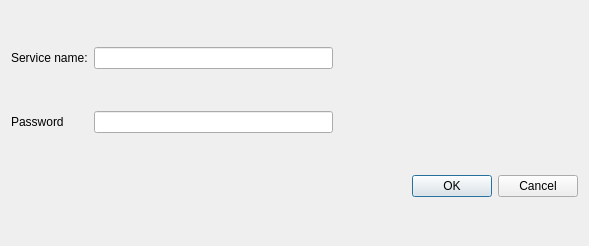
Above: src/ui/add.ui from BorekZnovustvoritel/PasswordManagerPoC before the change. Below: the same form after it.
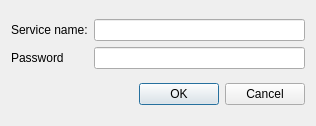
That is the form after the change.

Commit message: Some UI changes. Also special symbols input is now filtered.

```diff
--- a/src/ui/add.ui
+++ b/src/ui/add.ui
@@ -9,27 +9,16 @@
             <rect>
                 <x>0</x>
                 <y>0</y>
-                <width>589</width>
-                <height>246</height>
+                <width>316</width>
+                <height>126</height>
             </rect>
         </property>
         <property name="windowTitle">
             <string>Dialog</string>
         </property>
-        <layout class="QGridLayout" name="gridLayout">
-            <item row="2" column="2">
-                <widget class="QDialogButtonBox" name="buttonBox">
-                    <property name="orientation">
-                        <enum>Qt::Horizontal</enum>
-                    </property>
-                    <property name="standardButtons">
-                        <set>QDialogButtonBox::Cancel|QDialogButtonBox::Ok</set>
-                    </property>
-                </widget>
-            </item>
-            <item row="0" column="1">
-                <widget class="QLineEdit" name="lineEditName"/>
-            </item>
+        <layout class="QVBoxLayout" name="verticalLayout">
+            <item>
+                <layout class="QGridLayout" name="gridLayout_2">
             <item row="1" column="0">
                 <widget class="QLabel" name="label_6">
                     <property name="text">
@@ -37,13 +26,6 @@
                     </property>
                 </widget>
             </item>
-            <item row="0" column="0">
-                <widget class="QLabel" name="label_7">
-                    <property name="text">
-                        <string>Service name:</string>
-                    </property>
-                </widget>
-            </item>
             <item row="1" column="1">
                 <widget class="QLineEdit" name="lineEditPassword">
                     <property name="echoMode">
@@ -51,6 +33,28 @@
                     </property>
                     <property name="placeholderText">
                         <string/>
+                            </property>
+                        </widget>
+                    </item>
+                    <item row="0" column="1">
+                        <widget class="QLineEdit" name="lineEditName"/>
+                    </item>
+                    <item row="0" column="0">
+                        <widget class="QLabel" name="label_7">
+                            <property name="text">
+                                <string>Service name:</string>
+                            </property>
+                        </widget>
+                    </item>
+                </layout>
+            </item>
+            <item>
+                <widget class="QDialogButtonBox" name="buttonBox">
+                    <property name="orientation">
+                        <enum>Qt::Horizontal</enum>
+                    </property>
+                    <property name="standardButtons">
+                        <set>QDialogButtonBox::Cancel|QDialogButtonBox::Ok</set>
                     </property>
                 </widget>
             </item>
```
Lines whose indentation alone changed are shown as unchanged. The commit also changes 4 other files.
